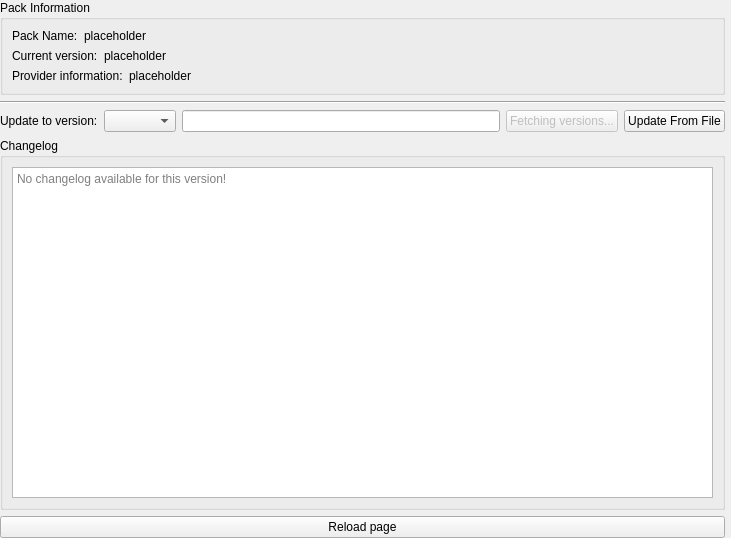
Qt form launcher/ui/pages/instance/ManagedPackPage.ui (PrismLauncher/PrismLauncher) before a commit.
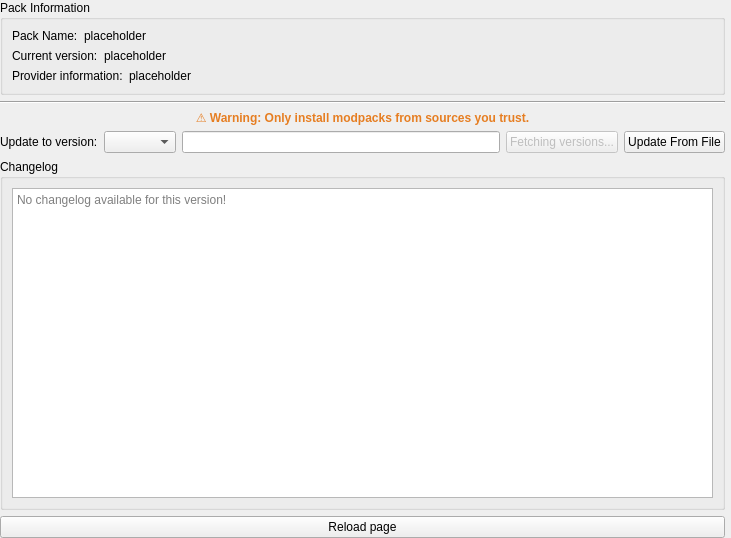
The same form after that commit. Custom widgets are drawn as their Qt base class.

Commit message: chore: add warning for unknown sources

What changed in the file:
```diff
--- a/launcher/ui/pages/instance/ManagedPackPage.ui
+++ b/launcher/ui/pages/instance/ManagedPackPage.ui
@@ -119,6 +119,16 @@
        </property>
       </widget>
      </item>
+     <item>
+      <widget class="QLabel" name="warningLabel">
+       <property name="text">
+        <string>&lt;p style=&quot;color: #e67e22; font-weight: bold;&quot;&gt;⚠ Warning: Only install modpacks from sources you trust.&lt;/p&gt;</string>
+       </property>
+       <property name="alignment">
+        <set>Qt::AlignCenter</set>
+       </property>
+      </widget>
+     </item>
      <item>
       <layout class="QHBoxLayout" name="horizontalLayout">
        <item>
```
The commit also changes 1 other file.
